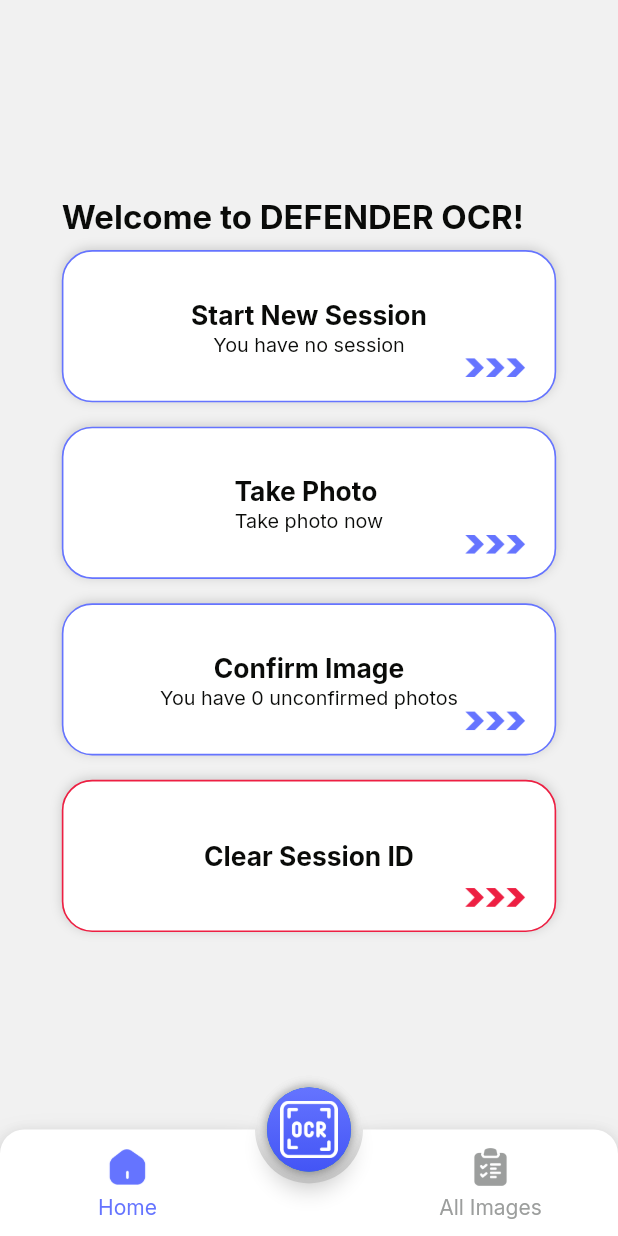
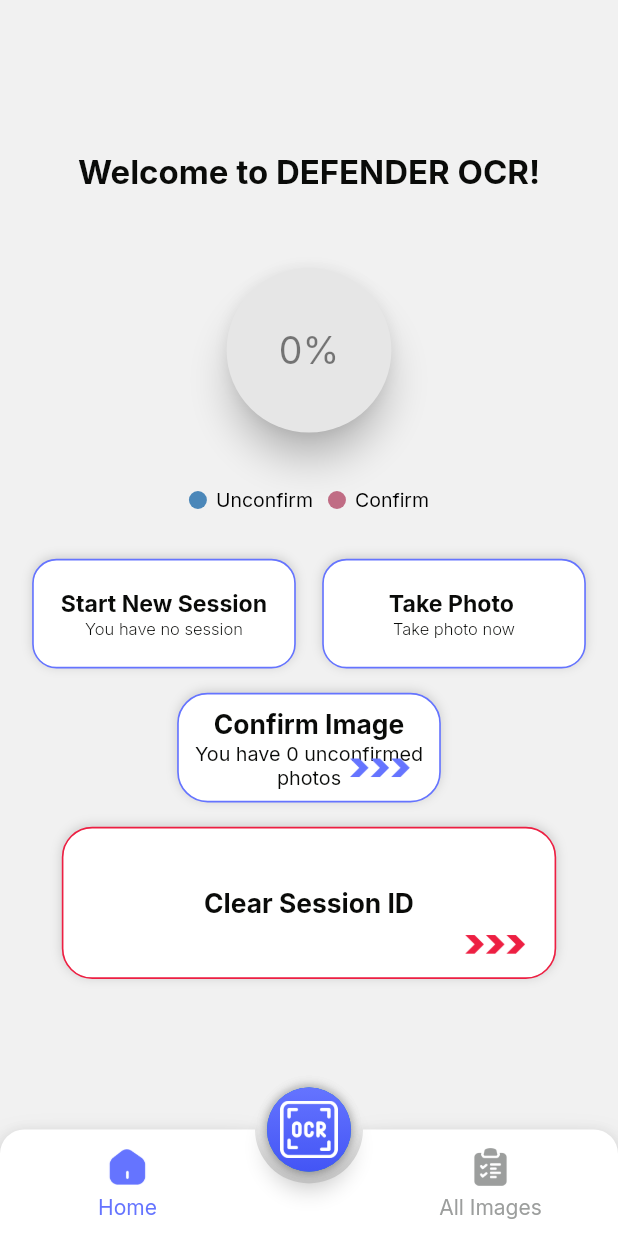
Before and after one commit to TruongNguyen2811/Camera-App, a Flutter app: the screen it shows after launch, on a phone screen of 412 x 824 dp. Run offline on Flutter 3.47's test engine with Material 2 defaults, Android fonts, the phone set to English and light mode, and no system bars; drawn by our look-alikes of animated_bottom_navigation_bar; our stand-ins replace connectivity_plus, dio, dotted_border, equatable, extended_image, file_picker and 20 more; missing offline and left inert: camerawesome, photo_manager, qr_code_scanner; accounts and stored records are empty; generated files the repository leaves out were written again.

Commit message:
add chart

```diff
--- a/lib/page/home/home_cubit.dart
+++ b/lib/page/home/home_cubit.dart
@@ -11,6 +11,8 @@ class HomeCubit extends Cubit<HomeState> {
 
   final sharedPref = AppPreferences();
   String? sessionId;
+
+  List<ChartData> chartData = [];
 
   voidGetSessionId() async {
     emit(HomeLoading());
@@ -31,7 +33,7 @@ class HomeCubit extends Cubit<HomeState> {
 
   var box = Hive.box<List>('imageBox');
   List<ImageData> imageDataList = [];
-  int countUnRunNumber = 0;
+  int countRunNumber = 0;
   int countUnConfirm = 0;
 
   getData() {
@@ -40,12 +42,13 @@ class HomeCubit extends Cubit<HomeState> {
         box.get('imageListKey', defaultValue: [])?.cast<ImageData>() ?? [];
     if (imageDataList.isNotEmpty) {
       print('check length ${imageDataList.length}');
-      // List<ImageData> filteredList =
-      //     imageDataList.where((obj) => obj.type == 0).toList();
-      // countUnRunNumber = filteredList.length;
+      List<ImageData> filteredList =
+          imageDataList.where((obj) => obj.type == 2).toList();
+      countRunNumber = filteredList.length;
       List<ImageData> filteredList2 =
           imageDataList.where((obj) => obj.type == 1).toList();
       countUnConfirm = filteredList2.length;
+
       // print('data list length ${imageDataList.length}');
       // // Lấy phần tử mới nhất từ danh sách
       // latestImageData = imageDataList.last;
@@ -53,6 +56,16 @@ class HomeCubit extends Cubit<HomeState> {
     } else {
       countUnConfirm = 0;
     }
+    chartData = [
+      ChartData('Unconfirm', countUnConfirm),
+      ChartData('Confirm', countRunNumber),
+    ];
     emit(HomeInitial());
   }
 }
+
+class ChartData {
+  ChartData(this.x, this.y);
+  final String x;
+  final int y;
+}
--- a/lib/page/home/home_page.dart
+++ b/lib/page/home/home_page.dart
@@ -19,6 +19,7 @@ import 'package:flutter/src/widgets/placeholder.dart';
 import 'package:flutter_bloc/flutter_bloc.dart';
 import 'package:flutter_screenutil/flutter_screenutil.dart';
 import 'package:hive_flutter/adapters.dart';
+import 'package:syncfusion_flutter_charts/charts.dart';
 
 class HomePage extends StatefulWidget {
   @override
@@ -75,12 +76,14 @@ class _HomePageState extends State<HomePage>
       body: AnimatedBuilder(
         animation: _controller,
         builder: (context, child) {
-          return Center(
+          return Container(
+            width: 375.w,
             child: SingleChildScrollView(
               child: Column(
                 mainAxisAlignment: MainAxisAlignment.center,
-                crossAxisAlignment: CrossAxisAlignment.start,
+                crossAxisAlignment: CrossAxisAlignment.center,
                 children: [
+                  100.verticalSpace,
                   AnimatedContainer(
                     duration: const Duration(milliseconds: 300),
                     child: Text("Welcome to DEFENDER OCR!",
@@ -92,6 +95,49 @@ class _HomePageState extends State<HomePage>
                     ),
                   ),
                   8.verticalSpace,
+                  Container(
+                      height: 200.w,
+                      width: 200.w,
+                      child: SfCircularChart(
+                          legend: Legend(
+                              isVisible: true, position: LegendPosition.bottom),
+                          tooltipBehavior: TooltipBehavior(enable: true),
+                          annotations: <CircularChartAnnotation>[
+                            CircularChartAnnotation(
+                                widget: Container(
+                                    width: 100.w,
+                                    height: 100.w,
+                                    child: PhysicalModel(
+                                        child: Container(),
+                                        shape: BoxShape.circle,
+                                        elevation: 10,
+                                        shadowColor: Colors.black,
+                                        color: const Color.fromRGBO(
+                                            230, 230, 230, 1)))),
+                            CircularChartAnnotation(
+                                widget: Container(
+                                    child: Text(
+                                        cubit.imageDataList.isNotEmpty
+                                            ? '${cubit.countUnConfirm / cubit.imageDataList.length * 100}%'
+                                            : '0%',
+                                        style: TextStyle(
+                                            color: Color.fromRGBO(0, 0, 0, 0.5),
+                                            fontSize: 25))))
+                          ],
+                          series: <CircularSeries>[
+                            DoughnutSeries<ChartData, String>(
+                                dataSource: cubit.chartData,
+                                xValueMapper: (ChartData data, _) => data.x,
+                                yValueMapper: (ChartData data, _) => data.y,
+                                animationDuration: 20,
+
+                                // Radius of doughnut
+                                radius: '100%')
+                          ])),
+                  16.verticalSpace,
+                  Row(
+                    mainAxisAlignment: MainAxisAlignment.center,
+                    children: [
                       GestureDetector(
                         onTap: () {
                           Navigator.push(
@@ -103,8 +149,8 @@ class _HomePageState extends State<HomePage>
                         },
                         child: AnimatedContainer(
                           duration: const Duration(milliseconds: 500),
-                      width: 300.w,
-                      height: 100.h,
+                          width: 160.w,
+                          height: 72.h,
                           curve: Curves.linear,
                           decoration: BoxDecoration(
                             // color: R.color.blueTextLight,
@@ -112,7 +158,7 @@ class _HomePageState extends State<HomePage>
                             border: Border.all(
                                 width: 1.w, color: R.color.blueTextLight),
                             // gradient: LinnearGradientDarkBlue(),
-                        borderRadius: BorderRadius.circular(20.r),
+                            borderRadius: BorderRadius.circular(16.r),
                             boxShadow: const [
                               BoxShadow(
                                 offset: Offset(0, -1),
@@ -132,7 +178,8 @@ class _HomePageState extends State<HomePage>
                             children: [
                               Center(
                                 child: Padding(
-                              padding: EdgeInsets.symmetric(horizontal: 16.w),
+                                  padding:
+                                      EdgeInsets.symmetric(horizontal: 4.w),
                                   child: Column(
                                     mainAxisAlignment: MainAxisAlignment.center,
                                     children: [
@@ -141,7 +188,7 @@ class _HomePageState extends State<HomePage>
                                             ? 'Start New Session'
                                             : "Update Session",
                                         style:
-                                        Theme.of(context).textTheme.body1Bold,
+                                            Theme.of(context).textTheme.bold14,
                                       ),
                                       Text(
                                         cubit.sessionId == null
@@ -150,26 +197,27 @@ class _HomePageState extends State<HomePage>
                                         textAlign: TextAlign.center,
                                         maxLines: 2,
                                         overflow: TextOverflow.ellipsis,
-                                    style: Theme.of(context).textTheme.text12,
+                                        style:
+                                            Theme.of(context).textTheme.text10,
                                       ),
                                     ],
                                   ),
                                 ),
                               ),
-                          Positioned(
-                              right: 16.w,
-                              bottom: 0.w,
-                              child: Image.asset(
-                                  height: 40.w,
-                                  width: 40.w,
-                                  "assets/icon/icon_right.png",
-                                  // color: R.color.grey400,
-                                  color: R.color.blueTextLight))
+                              // Positioned(
+                              //     right: 16.w,
+                              //     bottom: 0.w,
+                              //     child: Image.asset(
+                              //         height: 40.w,
+                              //         width: 40.w,
+                              //         "assets/icon/icon_right.png",
+                              //         // color: R.color.grey400,
+                              //         color: R.color.blueTextLight))
                             ],
                           ),
                         ),
                       ),
-                  16.verticalSpace,
+                      16.horizontalSpace,
                       GestureDetector(
                         onTap: () {
                           Navigator.push(
@@ -181,8 +229,8 @@ class _HomePageState extends State<HomePage>
                         },
                         child: AnimatedContainer(
                           duration: const Duration(milliseconds: 500),
-                      width: 300.w,
-                      height: 100.h,
+                          width: 160.w,
+                          height: 72.h,
                           curve: Curves.linear,
                           decoration: BoxDecoration(
                             // color: R.color.blueTextLight,
@@ -190,7 +238,7 @@ class _HomePageState extends State<HomePage>
                             border: Border.all(
                                 width: 1.w, color: R.color.blueTextLight),
                             // gradient: LinnearGradientDarkBlue(),
-                        borderRadius: BorderRadius.circular(20.r),
+                            borderRadius: BorderRadius.circular(16.r),
                             boxShadow: const [
                               BoxShadow(
                                 offset: Offset(0, -1),
@@ -214,28 +262,30 @@ class _HomePageState extends State<HomePage>
                                   children: [
                                     Text(
                                       'Take Photo ',
-                                  style: Theme.of(context).textTheme.body1Bold,
+                                      style: Theme.of(context).textTheme.bold14,
                                     ),
                                     Text(
                                       'Take photo now',
                                       textAlign: TextAlign.center,
-                                  style: Theme.of(context).textTheme.text12,
+                                      style: Theme.of(context).textTheme.text10,
                                     ),
                                   ],
                                 ),
                               ),
-                          Positioned(
-                              right: 16.w,
-                              bottom: 0.w,
-                              child: Image.asset(
-                                  height: 40.w,
-                                  width: 40.w,
-                                  "assets/icon/icon_right.png",
-                                  // color: R.color.grey400,
-                                  color: R.color.blueTextLight))
+                              // Positioned(
+                              //     right: 16.w,
+                              //     bottom: 0.w,
+                              //     child: Image.asset(
+                              //         height: 40.w,
+                              //         width: 40.w,
+                              //         "assets/icon/icon_right.png",
+                              //         // color: R.color.grey400,
+                              //         color: R.color.blueTextLight))
                             ],
                           ),
                         ),
+                      ),
+                    ],
                   ),
                   16.verticalSpace,
                   GestureDetector(
@@ -251,8 +301,8 @@ class _HomePageState extends State<HomePage>
                     },
                     child: AnimatedContainer(
                       duration: const Duration(milliseconds: 500),
-                      width: 300.w,
-                      height: 100.h,
+                      width: 160.w,
+                      height: 72.h,
                       curve: Curves.linear,
                       decoration: BoxDecoration(
                         // color: R.color.blueTextLight,
@@ -422,6 +472,7 @@ class _HomePageState extends State<HomePage>
                       ),
                     ),
                   ),
+                  40.verticalSpace,
                 ],
               ),
             ),
--- a/pubspec.yaml
+++ b/pubspec.yaml
@@ -33,6 +33,7 @@ dependencies:
     sdk: flutter
   path_provider: ^2.0.5
   fluttertoast: ^8.1.2
+  syncfusion_flutter_charts: 20.3.59
   # image_gallery_saver: ^2.0.3
   flutter_image_compress: ^2.0.0
   connectivity_plus: ^5.0.2
```
Also changed, not shown: pubspec.lock. Lines whose indentation alone changed are shown as unchanged.
